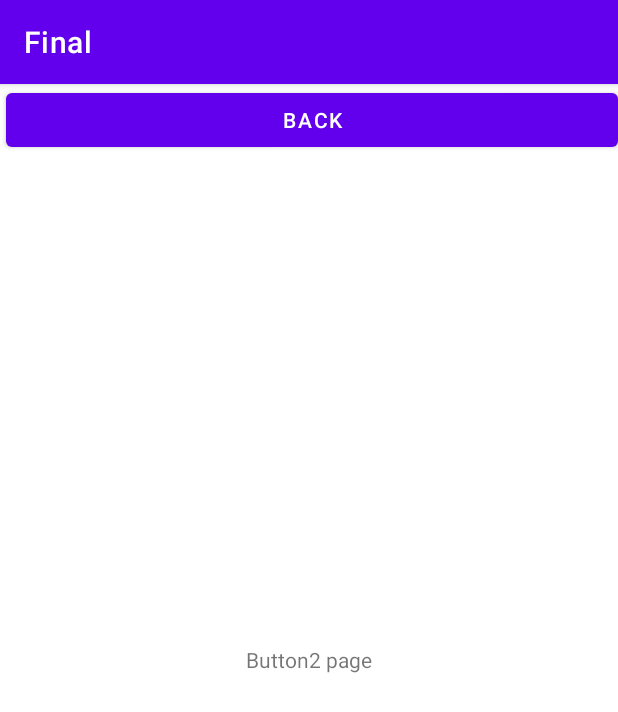
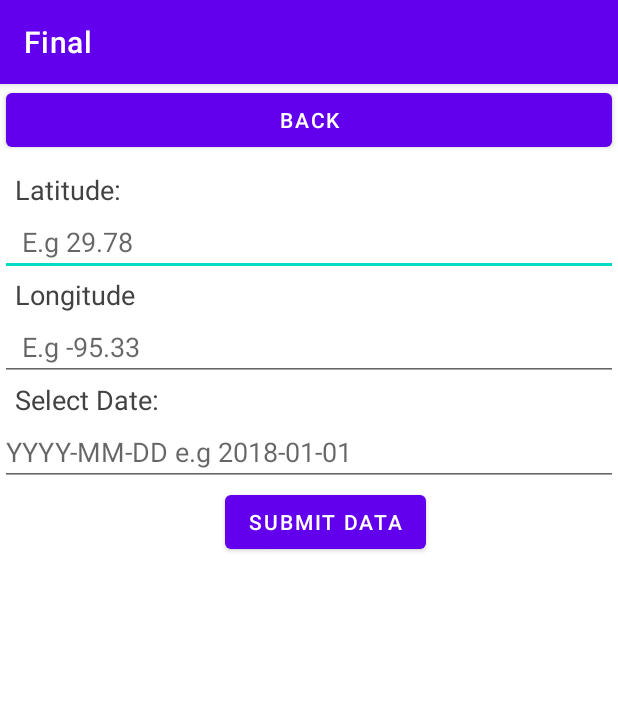
Before and after one commit to osu-cs492-w21/final-project-kerbal-space-program-not-sponsored, an Android app: the button2 screen opened directly, with no data from a screen before it, on a phone screen of 412 x 824 dp. Shown: the top 712 px of the screen. Run offline under Robolectric (Android 15) with nearby library versions, the phone set to English and light mode, and no system bars; our stand-ins replace Picasso; pictures from the network do not load.

Commit message:
Button 2 is working. Error handling and load status needs to be done.

```diff
--- a/app/build.gradle
+++ b/app/build.gradle
@@ -33,12 +33,13 @@ dependencies {
     implementation 'androidx.appcompat:appcompat:1.2.0'
     implementation 'com.google.android.material:material:1.3.0'
     implementation 'androidx.constraintlayout:constraintlayout:2.0.4'
+    implementation 'com.squareup.picasso:picasso:2.71828'
     testImplementation 'junit:junit:4.+'
     androidTestImplementation 'androidx.test.ext:junit:1.1.2'
     androidTestImplementation 'androidx.test.espresso:espresso-core:3.3.0'
 
     implementation 'androidx.recyclerview:recyclerview:1.1.0'
-    implementation 'com.squareup.okhttp3:okhttp:4.3.1'
+    implementation 'com.squareup.okhttp3:okhttp:4.9.0'
     implementation 'com.google.code.gson:gson:2.8.6'
     implementation 'com.github.bumptech.glide:glide:4.8.0'
 }
--- a/app/src/main/AndroidManifest.xml
+++ b/app/src/main/AndroidManifest.xml
@@ -2,6 +2,7 @@
 <manifest xmlns:android="http://schemas.android.com/apk/res/android"
     package="com.example.afinal">
 
+    <uses-permission android:name="android.permission.INTERNET" />
     <application
         android:allowBackup="true"
         android:icon="@mipmap/ic_launcher"
--- a/app/src/main/java/com/example/afinal/button2.java
+++ b/app/src/main/java/com/example/afinal/button2.java
@@ -2,30 +2,147 @@ package com.example.afinal;
 
 import androidx.appcompat.app.AppCompatActivity;
 
+import android.app.DatePickerDialog;
 import android.content.Intent;
+import android.graphics.Bitmap;
+import android.graphics.BitmapFactory;
+import android.os.AsyncTask;
 import android.os.Bundle;
+import android.util.Log;
 import android.view.View;
 import android.widget.Button;
+import android.widget.DatePicker;
+import android.widget.EditText;
+import android.widget.ImageView;
+
+import com.example.afinal.data.Btn2_inputData;
+import com.example.afinal.utils.Button_2_utils;
+import com.example.afinal.utils.NetworkUtils;
+import com.squareup.picasso.Picasso;
+
+import java.io.IOException;
+import java.net.MalformedURLException;
+import java.net.URI;
+import java.net.URL;
+import java.util.Calendar;
 
 public class button2 extends AppCompatActivity implements View.OnClickListener {
+    private static final String TAG = button2.class.getSimpleName();
+    private Btn2_inputData btn2_inputData;
+    private Button_2_utils button_2_utils;
+    private String EarthUrl;
+
+    EditText Lat_et;
+    EditText Lon_et;
+    EditText Date_et;
     Button back;
+    Button Submit_button;
+    DatePickerDialog picker;
+    ImageView imageView;
+    URL url;
+    Bitmap bitmap;
+
+
     @Override
     protected void onCreate(Bundle savedInstanceState) {
         super.onCreate(savedInstanceState);
         setContentView(R.layout.activity_button2);
-
         back = (Button)findViewById(R.id.back);
-
+        Date_et = findViewById(R.id.date_et);
+        Lat_et = findViewById((R.id.lat_et));
+        Lon_et = findViewById(R.id.lon_et);
+        Submit_button = findViewById((R.id.submit_button));
+        imageView = (ImageView) findViewById((R.id.iv));
+        //this.todoEntryET = findViewById(R.id.et_todo_entry_box);
         back.setOnClickListener(this);
+        Date_et.setOnClickListener(this);
+        Submit_button.setOnClickListener(this);
 
     }
 
     @Override
     public void onClick(View v) {
-        switch(v.getId()) {
+
+        switch (v.getId()) {
             case R.id.back:
                 Intent intent1 = new Intent(this, buttonPage.class);
                 startActivity(intent1);
+                break;
+
+            case R.id.date_et:
+
+                    final Calendar calendar = Calendar.getInstance();
+                    int year = calendar.get(Calendar.YEAR);
+                    int month = calendar.get(Calendar.MONTH);
+                    int day = calendar.get(Calendar.DAY_OF_MONTH);
+
+                    picker = new DatePickerDialog(button2.this,
+                            new DatePickerDialog.OnDateSetListener() {
+                                @Override
+                                public void onDateSet(DatePicker view, int year, int monthOF, int dayOfMonth) {
+                                    int month = monthOF + 1;
+                                    Date_et.setText(year + "-" + month + "-" + dayOfMonth);
+                                }
+                            }, year, month, day);
+
+                    picker.show();
+                    break;
+
+            case R.id.submit_button:
+
+                if (Lat_et.getText() != null){
+                   // Log.d(TAG , "Lat iss " + Date_et.getText());
+                    this.btn2_inputData = new Btn2_inputData(Lat_et.getText() , Lon_et.getText(), Date_et.getText());
+                    //Log.d(TAG, "LAT is "+ this.btn2_inputData.getLongitude());
+                    btn2_url();
+                }
+        }
+
+    }
+
+    public void btn2_url(){
+        String EarthURL = button_2_utils.buildEarthURL(btn2_inputData.getLongitude() ,btn2_inputData.getLatitude() , btn2_inputData.getDate());
+        new Btn_urlTask().execute(EarthURL);
+    }
+
+
+    public class Btn_urlTask extends AsyncTask<String,Void,String> {
+
+        @Override
+        protected void onPreExecute() {
+            super.onPreExecute();
+        }
+
+        @Override
+        protected String doInBackground(String... params) {
+            String EarthURL = params[0];
+            Log.d(TAG , "URL IS " + EarthURL);
+
+            String results = null;
+            try {
+                results = NetworkUtils.doHttpGet(EarthURL);
+            } catch (IOException e){
+                e.printStackTrace();
+            }
+
+            Log.d(TAG, "query result is "+ results);
+            return results;
+        }
+
+        @Override
+        protected void onPostExecute(String results) {
+
+            if (results != null){
+               // ArrayList<String> searchResultList = new ArrayList<>();
+                //searchResultList.add(results);
+                String searchResults = button_2_utils.parseEarthData(results);
+                EarthUrl = searchResults;
+                Log.d(TAG , "URL is "+ EarthUrl);
+                Picasso.get().load(EarthUrl).into(imageView);
+
+            }
         }
     }
+
+
 }
--- a/app/src/main/res/layout/activity_button2.xml
+++ b/app/src/main/res/layout/activity_button2.xml
@@ -7,23 +7,12 @@
     tools:context=".button2">
 
 
-    <TextView
-        android:layout_width="wrap_content"
-        android:layout_height="wrap_content"
-        android:layout_centerInParent="true"
-        android:text="Button2 page"
-        app:layout_constraintBottom_toBottomOf="parent"
-        app:layout_constraintHorizontal_bias="0.498"
-        app:layout_constraintLeft_toLeftOf="parent"
-        app:layout_constraintRight_toRightOf="parent"
-        app:layout_constraintTop_toTopOf="parent"
-        app:layout_constraintVertical_bias="0.089" />
-
     <Button
         android:id="@+id/back"
         android:layout_width="match_parent"
         android:layout_height="wrap_content"
         android:layout_marginStart="4dp"
+        android:layout_marginEnd="4dp"
         android:text="Back"
         app:layout_constraintBottom_toBottomOf="parent"
         app:layout_constraintLeft_toLeftOf="parent"
@@ -32,4 +21,125 @@
         app:layout_constraintTop_toTopOf="parent"
         app:layout_constraintVertical_bias="0.221" />
 
+    <TextView
+        android:id="@+id/lat_tv"
+        android:layout_width="wrap_content"
+        android:layout_height="wrap_content"
+        android:layout_below="@+id/back"
+        android:layout_marginTop="10dp"
+        android:text="@string/latitude_label"
+        android:textColor="@color/cardview_dark_background"
+        android:paddingLeft="10dp"
+        android:paddingRight="10dp"
+        android:textSize="18sp"
+        app:layout_constraintBottom_toBottomOf="parent"
+        app:layout_constraintLeft_toLeftOf="parent"
+        app:layout_constraintRight_toRightOf="parent"
+        app:layout_constraintStart_toStartOf="parent"
+        app:layout_constraintTop_toTopOf="parent"
+        app:layout_constraintVertical_bias="0.221" />
+
+    <EditText
+        android:id="@+id/lat_et"
+        android:layout_width="match_parent"
+        android:layout_height="wrap_content"
+        android:layout_below="@+id/lat_tv"
+        android:ems="10"
+        android:hint=" E.g 29.78"
+        android:inputType="text"
+        android:paddingLeft="10dp"
+        android:paddingRight="10dp"
+        app:layout_constraintBottom_toBottomOf="parent"
+        app:layout_constraintLeft_toLeftOf="parent"
+        app:layout_constraintRight_toRightOf="parent"
+        app:layout_constraintStart_toStartOf="parent"
+        app:layout_constraintTop_toTopOf="parent"
+        app:layout_constraintVertical_bias="0.221"
+        />
+
+    <TextView
+        android:id="@+id/lon_tw"
+        android:layout_width="wrap_content"
+        android:layout_height="wrap_content"
+        android:layout_below="@+id/lat_et"
+        android:paddingLeft="10dp"
+        android:paddingRight="10dp"
+        android:text="@string/longitude_label"
+        android:textColor="@color/cardview_dark_background"
+        android:textSize="18sp"
+        app:layout_constraintBottom_toBottomOf="parent"
+        app:layout_constraintLeft_toLeftOf="parent"
+        app:layout_constraintRight_toRightOf="parent"
+        app:layout_constraintStart_toStartOf="parent"
+        app:layout_constraintTop_toTopOf="parent"
+        app:layout_constraintVertical_bias="0.221"
+
+        />
+
+    <EditText
+        android:id="@+id/lon_et"
+        android:layout_width="match_parent"
+        android:layout_height="wrap_content"
+        android:layout_below="@+id/lon_tw"
+        android:drawablePadding="10dp"
+        android:ems="10"
+        android:hint=" E.g -95.33"
+        android:inputType="text"
+        android:paddingLeft="10dp"
+        android:paddingRight="10dp"
+        app:layout_constraintBottom_toBottomOf="parent"
+        app:layout_constraintLeft_toLeftOf="parent"
+        app:layout_constraintRight_toRightOf="parent"
+        app:layout_constraintStart_toStartOf="parent"
+        app:layout_constraintTop_toTopOf="parent"
+        app:layout_constraintVertical_bias="0.221"
+        />
+
+    <TextView
+        android:id="@+id/date_tw"
+        android:layout_width="wrap_content"
+        android:layout_height="wrap_content"
+        android:layout_below="@id/lon_et"
+        android:paddingLeft="10dp"
+        android:paddingRight="10dp"
+        android:text="@string/date_label"
+        android:textColor="@color/cardview_dark_background"
+        android:textSize="18sp"
+        app:layout_constraintBottom_toBottomOf="parent"
+        app:layout_constraintLeft_toLeftOf="parent"
+        app:layout_constraintRight_toRightOf="parent"
+        app:layout_constraintStart_toStartOf="parent"
+        app:layout_constraintTop_toTopOf="parent"
+        app:layout_constraintVertical_bias="0.221" />
+
+    <EditText
+        android:id="@+id/date_et"
+        android:layout_width="match_parent"
+        android:layout_height="wrap_content"
+        android:layout_below="@+id/date_tw"
+        android:ems="10"
+        android:hint="YYYY-MM-DD e.g 2018-01-01"
+        app:layout_constraintBottom_toBottomOf="parent"
+        app:layout_constraintLeft_toLeftOf="parent"
+        app:layout_constraintRight_toRightOf="parent"
+        app:layout_constraintStart_toStartOf="parent"
+        app:layout_constraintTop_toTopOf="parent"
+        app:layout_constraintVertical_bias="0.221"
+        />
+
+    <Button
+        android:id="@+id/submit_button"
+        android:layout_width="wrap_content"
+        android:layout_height="wrap_content"
+        android:layout_below="@+id/date_et"
+        android:layout_marginLeft="150dp"
+        android:text="Submit Data"
+        />
+
+    <ImageView
+        android:id="@+id/iv"
+        android:layout_width="match_parent"
+        android:layout_height="wrap_content"
+        android:layout_below="@+id/submit_button"
+        />
 </RelativeLayout>
--- a/app/src/main/res/layout/activity_button_page.xml
+++ b/app/src/main/res/layout/activity_button_page.xml
@@ -35,7 +35,7 @@
         android:id="@+id/button2"
         android:layout_width="match_parent"
         android:layout_height="wrap_content"
-        android:text="Button2"
+        android:text="Landsat imagery view of Earth."
         app:layout_constraintBottom_toBottomOf="parent"
         app:layout_constraintHorizontal_bias="0.0"
         app:layout_constraintLeft_toLeftOf="parent"
--- a/app/src/main/res/values/strings.xml
+++ b/app/src/main/res/values/strings.xml
@@ -1,3 +1,6 @@
 <resources>
     <string name="app_name">Final</string>
+    <string name="latitude_label"> Latitude:</string>
+    <string name="longitude_label">Longitude</string>
+    <string name="date_label">Select Date:</string>
 </resources>
```
Also changed, not shown: app/src/main/java/com/example/afinal/data/Btn2_inputData.java (added, +29 -0 lines), app/src/main/java/com/example/afinal/utils/Button_2_utils.java (added, +37 -0 lines), app/src/main/java/com/example/afinal/utils/NetworkUtils.java (added, +25 -0 lines).
